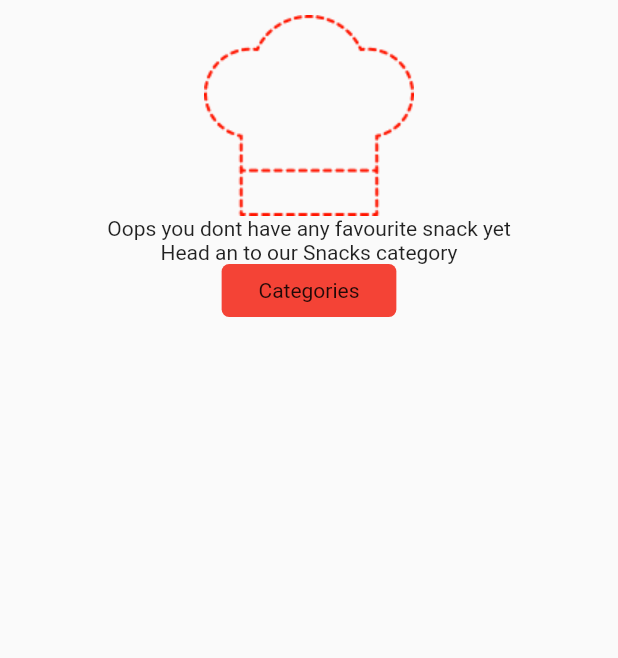
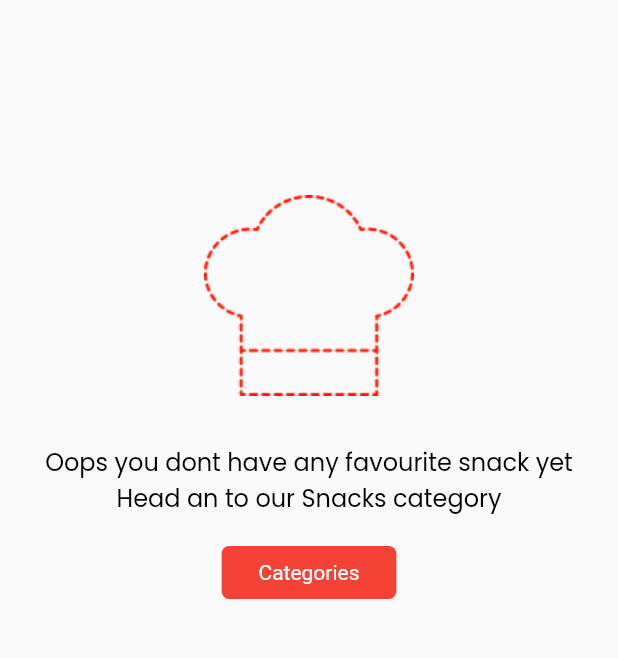
Before and after one commit to GocipeOfficial/snacks_page, a Flutter app: the screen it shows after launch, on a phone screen of 412 x 824 dp, the part 174-832 px from its top. Run offline on Flutter 3.47's test engine with Material 2 defaults, Android fonts, the light colour scheme and no system bars; our stand-ins replace flutter_svg, font_awesome_flutter.

Commit message:
snacks page

```diff
--- a/lib/snack_page.dart
+++ b/lib/snack_page.dart
@@ -83,14 +83,35 @@ class SnacksPage extends StatelessWidget {
               height: 40.0,
               width: double.infinity,
             ),
+             SizedBox(
+                      height: 120.0,
+                    ),
             Container(
                 child: Column(
                   children: [
                     Image(image: AssetImage('images/Vector.png'),),
-                    Text('Oops you dont have any favourite snack yet'),
-                    Text('Head an to our Snacks category'),
+                     SizedBox(
+                      height: 32.0,
+                    ),
                     Container(
-                      child: Center(child: Text('Categories')),
+                      child: Column(
+                        children: [
+                              Text('Oops you dont have any favourite snack yet',
+                    style: navBarTextStyle(),),
+                    Text('Head an to our Snacks category',
+                    style: navBarTextStyle(),),
+                        ],
+                      ),
+                    ),
+
+                    SizedBox(
+                      height: 20.0,
+                    ),
+                    Container(
+                      child: Center(child: Text('Categories',
+                      style: TextStyle(
+                        color: Colors.white,
+                      ),),),
                       width: 116.48,
                       height: 35.37,
                       decoration: BoxDecoration(
@@ -100,7 +121,7 @@ class SnacksPage extends StatelessWidget {
 
                     )
                   ],
-                  mainAxisAlignment: MainAxisAlignment.center,
+
                 ),
             ),
           ],
```
